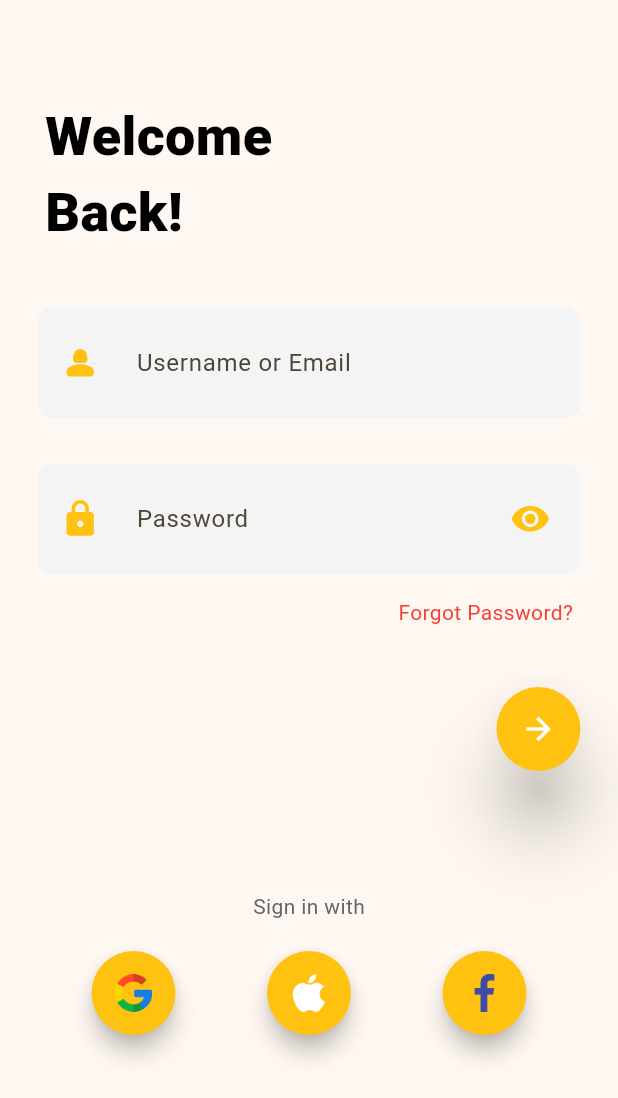
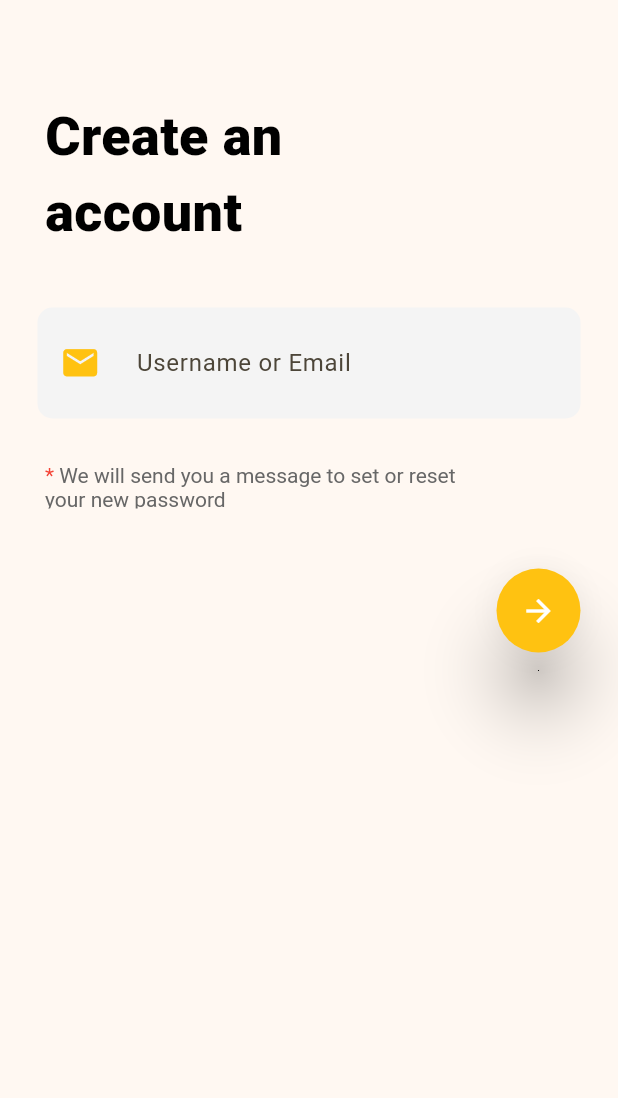
Before and after one commit to Hafsa191097/zApp, a Flutter app: the screen it shows after launch, on a phone screen of 412 x 824 dp. Shown: the top 1098 px of the screen. Run offline on Flutter 3.47's test engine with Material 3 defaults, Android fonts, the light colour scheme and no system bars; our stand-ins replace flutter_native_splash; missing offline and left inert: onboarding_animation.

Commit message:
Design_Done

```diff
--- a/lib/main.dart
+++ b/lib/main.dart
@@ -1,6 +1,7 @@
 import 'package:flutter/material.dart';
 import 'package:flutter_native_splash/flutter_native_splash.dart';
 import 'package:z_app/constents/const.dart';
+import 'package:z_app/views/forgot_password.dart';
 import 'package:z_app/views/onboard.dart';
 import 'package:z_app/views/signin_screen.dart';
 import 'package:z_app/views/signup_page.dart';
@@ -35,11 +36,12 @@ class _MyAppState extends State<MyApp> {
 
       ),
       debugShowCheckedModeBanner: false,
-      initialRoute: '/signin',
+      initialRoute: '/forgot_password',
       routes: {
         onboard.route :(context) => const onboard(),
         SignUp.route :(context) => const SignUp(),
         SignIn.route :(context) => const SignIn(),
+        ForgotPassword.route :(context) => const ForgotPassword(),
       },
     );
   }
--- /dev/null
+++ b/lib/views/forgot_password.dart
@@ -0,0 +1,101 @@
+import 'package:flutter/material.dart';
+import 'package:z_app/common_widgets/textformfield.dart';
+import 'package:z_app/constents/const.dart';
+
+class ForgotPassword extends StatelessWidget {
+  const ForgotPassword({super.key});
+  static String route = '/forgot_password';
+  @override
+  Widget build(BuildContext context) {
+    return Scaffold(
+      body: Column(
+        crossAxisAlignment: CrossAxisAlignment.start,
+        children: [
+          Padding(
+            padding: EdgeInsets.only(left: 30, top: 65),
+            child: SizedBox(
+              width: 181,
+              height: 100,
+              child: Text(
+                'Create an account',
+                style: TextStyle(
+                    color: Colors.black,
+                    fontSize: 36,
+                    fontWeight: FontWeight.w800),
+                textAlign: TextAlign.start,
+              ),
+            ),
+          ),
+          SizedBox(
+            height: 15,
+          ),
+          TextFormFiledWidget(
+            hint: 'Username or Email',
+            icon: Icons.email,
+            postfixIcon: null,
+          ),
+
+          SizedBox(
+            height: 25,
+          ),
+          Padding(
+            padding: EdgeInsets.only(
+              left: 30,
+            ),
+            child: SizedBox(
+              width: 275,
+              height: 30,
+              child: RichText(
+                text: TextSpan(
+                  children: <TextSpan>[
+                    TextSpan(
+                        text: '*',
+                        style: TextStyle(color: Colors.red)),
+                    TextSpan(
+                        text: ' We will send you a message to set or reset your new password',
+                        style: TextStyle(color: light_text_color)),
+                  ],
+                ),
+              ),
+            ),
+          ),
+          SizedBox(
+            height: 40,
+          ),
+          Padding(
+            padding: const EdgeInsets.only(right: 25.0),
+            child: Row(
+              mainAxisAlignment: MainAxisAlignment.end,
+              children: [
+                FloatingActionButton(
+                  elevation: 20,
+                  focusElevation: BorderSide.strokeAlignOutside,
+                  shape: CircleBorder(),
+                  backgroundColor: primary_color,
+                  onPressed: () {},
+                  child: Icon(
+                    Icons.arrow_forward,
+                    color: Colors.white,
+                  ),
+                ),
+              ],
+            ),
+          ),
+
+          SizedBox(
+            height: 400,
+          ),
+          Row(
+            mainAxisAlignment: MainAxisAlignment.center,
+            children: [
+              Text(
+                'Back',
+                style: TextStyle(color: light_text_color),
+              ),
+            ],
+          ),
+        ],
+      ),
+    );
+  }
+}
```
